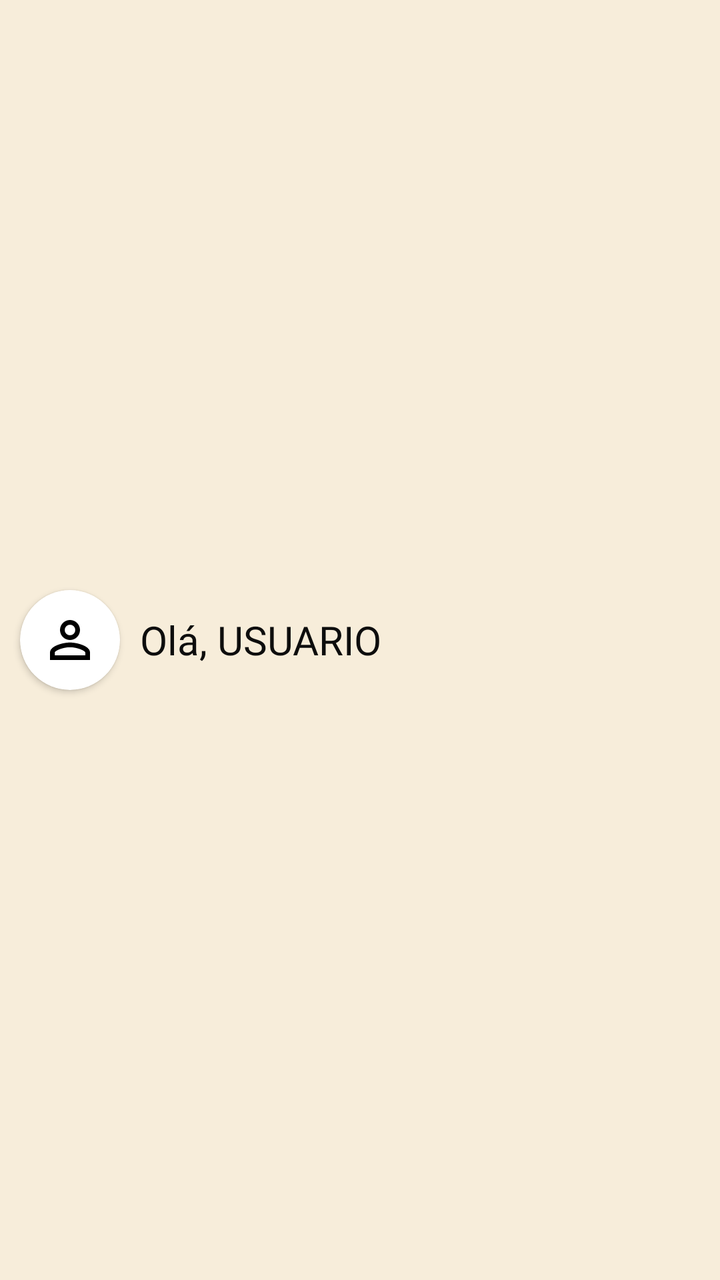
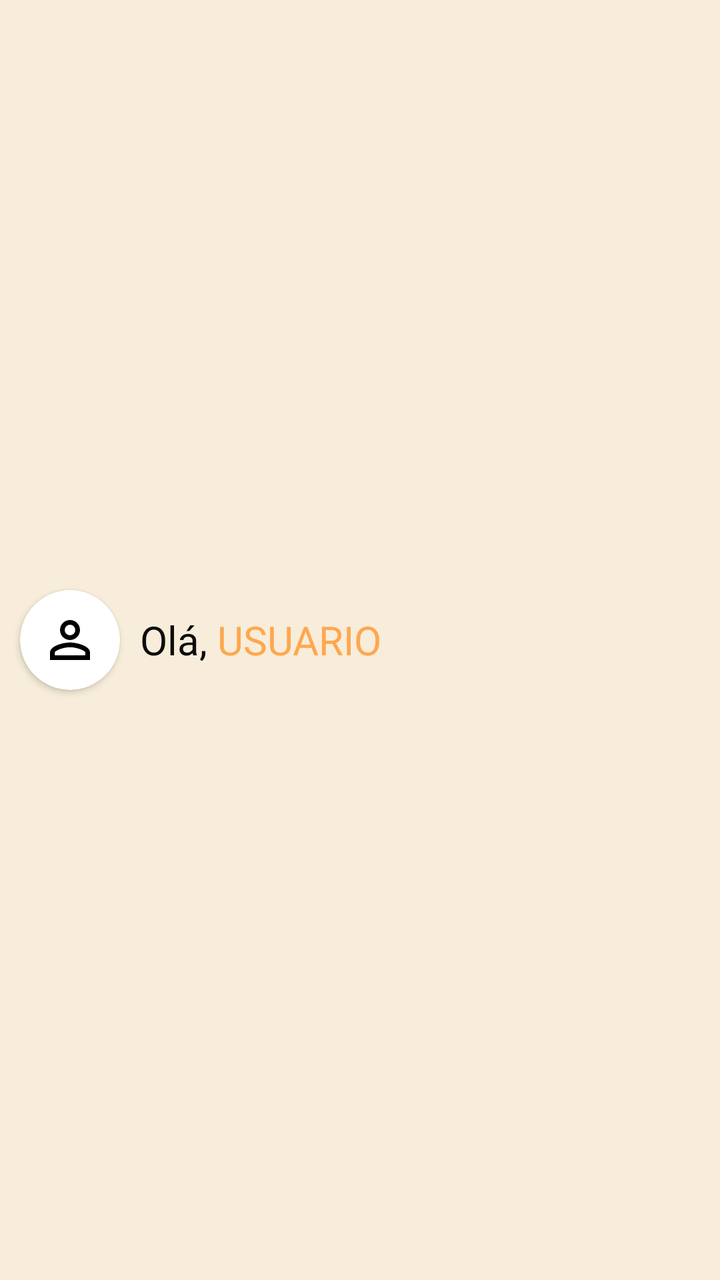

Screens rendered from an Android XML layout before and after an edit, with the pre-edit source and the edit as a unified diff.
<!-- AndroidManifest.xml: application theme Theme.VangustApp -->
<!-- res/layout/header_drawer.xml -->
<LinearLayout xmlns:android="http://schemas.android.com/apk/res/android"
    xmlns:app="http://schemas.android.com/apk/res-auto"
    android:layout_marginTop="50dp"
    android:layout_width="match_parent"
    android:layout_height="80dp"
    android:background="#F7EDDA"
    android:gravity="center_vertical"
    android:orientation="horizontal">

    <androidx.cardview.widget.CardView
        android:layout_width="50dp"
        android:layout_height="50dp"
        android:layout_marginStart="10dp"
        app:cardCornerRadius="100dp">

        <LinearLayout
            android:layout_width="match_parent"
            android:layout_height="match_parent"
            android:padding="10dp">

            <ImageView
                android:layout_width="match_parent"
                android:layout_height="match_parent"
                android:layout_gravity="center_horizontal|center_vertical"
                android:scaleType="fitXY"
                android:src="@drawable/baseline_person_outline" />

        </LinearLayout>

    </androidx.cardview.widget.CardView>

    <TextView
        android:layout_width="wrap_content"
        android:layout_height="wrap_content"
        android:layout_marginLeft="10dp"
        android:fontFamily="@font/oswald_regular"
        android:text="Olá, USUARIO"
        android:textColor="#0D0D0D"
        android:textSize="20sp" />


</LinearLayout>
<!-- resources referenced by this layout -->
<resources>
  <!-- drawable baseline_person_outline (drawable) -->
  <vector xmlns:android="http://schemas.android.com/apk/res/android" android:height="24dp" android:tint="#000000" android:viewportHeight="24" android:viewportWidth="24" android:width="24dp">
        
      <path android:fillColor="@android:color/white" android:pathData="M12,5.9c1.16,0 2.1,0.94 2.1,2.1s-0.94,2.1 -2.1,2.1S9.9,9.16 9.9,8s0.94,-2.1 2.1,-2.1m0,9c2.97,0 6.1,1.46 6.1,2.1v1.1L5.9,18.1L5.9,17c0,-0.64 3.13,-2.1 6.1,-2.1M12,4C9.79,4 8,5.79 8,8s1.79,4 4,4 4,-1.79 4,-4 -1.79,-4 -4,-4zM12,13c-2.67,0 -8,1.34 -8,4v3h16v-3c0,-2.66 -5.33,-4 -8,-4z"/>
      
  </vector>
  <style name="Theme.VangustApp" parent="Base.Theme.VangustApp" />
  <style name="Base.Theme.VangustApp" parent="Theme.Material3.DayNight.NoActionBar">
          
          
      </style>
</resources>

<!-- the commit's change to res/layout/header_drawer.xml (unified diff, before → after) -->
@@ -1,6 +1,6 @@
 <LinearLayout xmlns:android="http://schemas.android.com/apk/res/android"
     xmlns:app="http://schemas.android.com/apk/res-auto"
-    android:layout_marginTop="50dp"
+
     android:layout_width="match_parent"
     android:layout_height="80dp"
     android:background="#F7EDDA"
@@ -34,9 +34,18 @@
         android:layout_height="wrap_content"
         android:layout_marginLeft="10dp"
         android:fontFamily="@font/oswald_regular"
-        android:text="Olá, USUARIO"
+        android:text="Olá,"
         android:textColor="#0D0D0D"
         android:textSize="20sp" />
 
+    <TextView
+        android:layout_width="wrap_content"
+        android:layout_height="wrap_content"
+        android:fontFamily="@font/oswald_regular"
+        android:layout_marginLeft="5dp"
+        android:text="USUARIO"
+        android:textColor="#FFA74F"
+        android:textSize="20sp"/>
+
 
 </LinearLayout>
